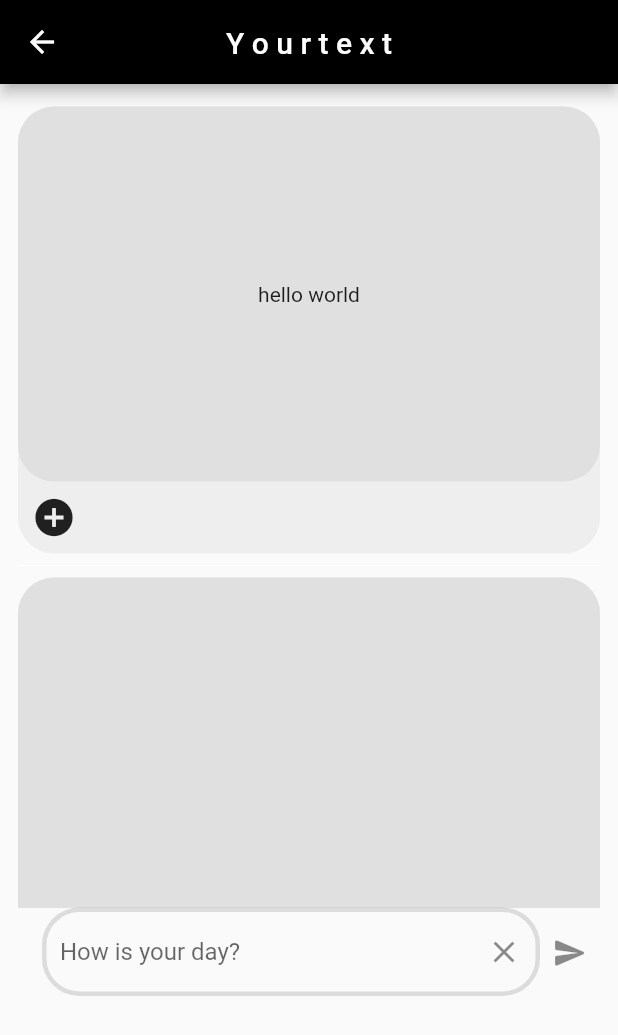
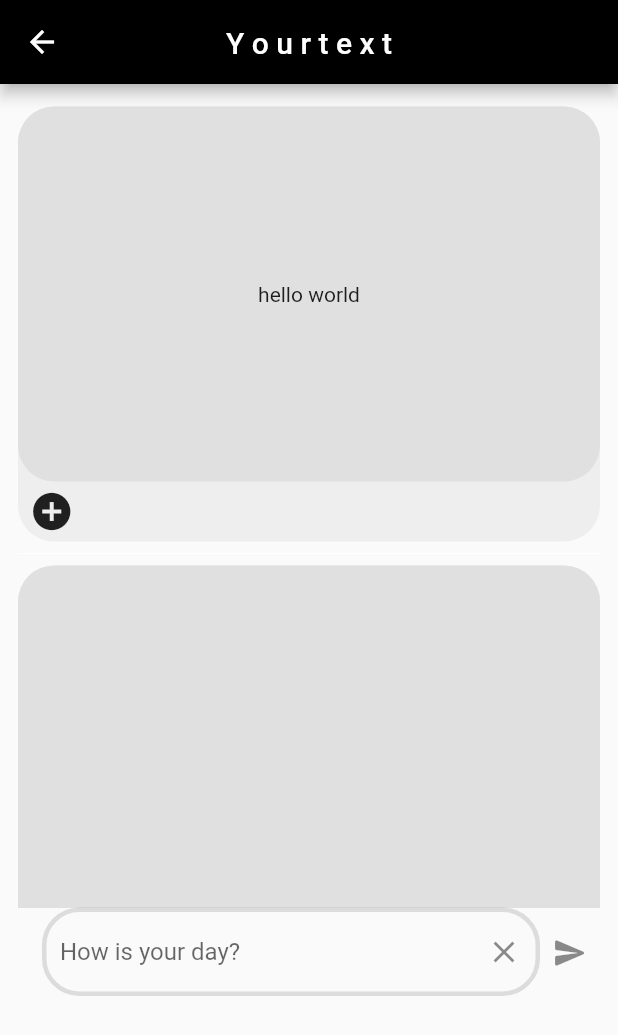
Before and after one commit to ychia112/TAxt_SocialMedia, a Flutter app: the UserPost screen opened directly, after a tap on the "send" icon, on a phone screen of 412 x 824 dp. Shown: the top 1035 px of the screen. Run offline on Flutter 3.47's test engine with Material 2 defaults, Android fonts, the phone set to English and light mode, and no system bars; our stand-ins replace google_nav_bar; network calls fail.

```diff
--- a/lib/pages/post.dart
+++ b/lib/pages/post.dart
@@ -1,14 +1,8 @@
 import 'package:flutter/material.dart';
-
+import 'home.dart';
 final List _userpost = <String>["hello world"];
-// class userinfo(){
-//   int? number;
-//   final List _userpost = <String>[];
-//   //final List _userpost_mood=<int>[];
-// }
-var emotion=<String>["joy","anger","sad","scared","annoyed","amazed","jealous"];
 int timecount=1;
-
+var chosenmood=chose();
 
 class UserPost extends StatefulWidget {
   const UserPost({Key? key}) : super(key: key);
@@ -20,6 +14,24 @@ class _UserPostState extends State<UserPost> {
   final _textController = TextEditingController();
   // store the input text
   String userPost = '';
+  Icon updateicon(int num){
+    if(num==1)
+    {
+      return const Icon(Icons.insert_emoticon,color: Colors.black,size: 30,);
+    }
+    else if (num==2){
+      return const Icon(Icons.emoji_emotions_rounded,color: Colors.black,size: 30,);
+    }
+    else if (num==3){
+      return const Icon(Icons.favorite_border_outlined,color: Colors.black,size: 30,);
+    }
+    else if (num==4){
+      return const Icon(Icons.favorite_outlined,color: Colors.black,size: 30,);
+    }
+    else{
+      return const Icon(Icons.add_circle,size: 30,);
+    }
+  }
   @override
   Widget build(BuildContext context) {
     return GestureDetector(
@@ -53,10 +65,10 @@ class _UserPostState extends State<UserPost> {
                     child:
 
                     ListView.separated(
-                        itemCount: _userpost.length,
                         padding: const EdgeInsets.only(top:15.0,bottom:15 ),
                         separatorBuilder: (BuildContext context,int index)=>
                         const Divider(height: 16,color: Color(0xFFFFFFFF)),
+                        itemCount: _userpost.length,
                         itemBuilder: (BuildContext context, int index) {
                           return Container(
                                 alignment: Alignment.center,
@@ -89,20 +101,19 @@ class _UserPostState extends State<UserPost> {
                                         ]
                                     ),
                                     Row(
-                                      children: [
-                                        IconButton(
-                                          icon: const Icon(Icons.add_circle,size: 30,),
-                                          onPressed: (){},
-                                        ),
-                                      ],
-                                    ),
+                                      children:[
+                                        Container(
+                                            height:40,
+                                            width:45,
+                                            child:updateicon(chosenmood?[index])
+                                        )
+
+                                      ]
+                                    )
                                   ],
-                                )
-
-
+                                ),
                             );
                           }
-
                     ),
                   ),
                   Row(
@@ -171,6 +182,7 @@ class _UserPostState extends State<UserPost> {
 
     );
   }
+
 }
 
 List store()=> _userpost;
```
Also changed, not shown: lib/pages/home.dart (+24 -25 lines).
